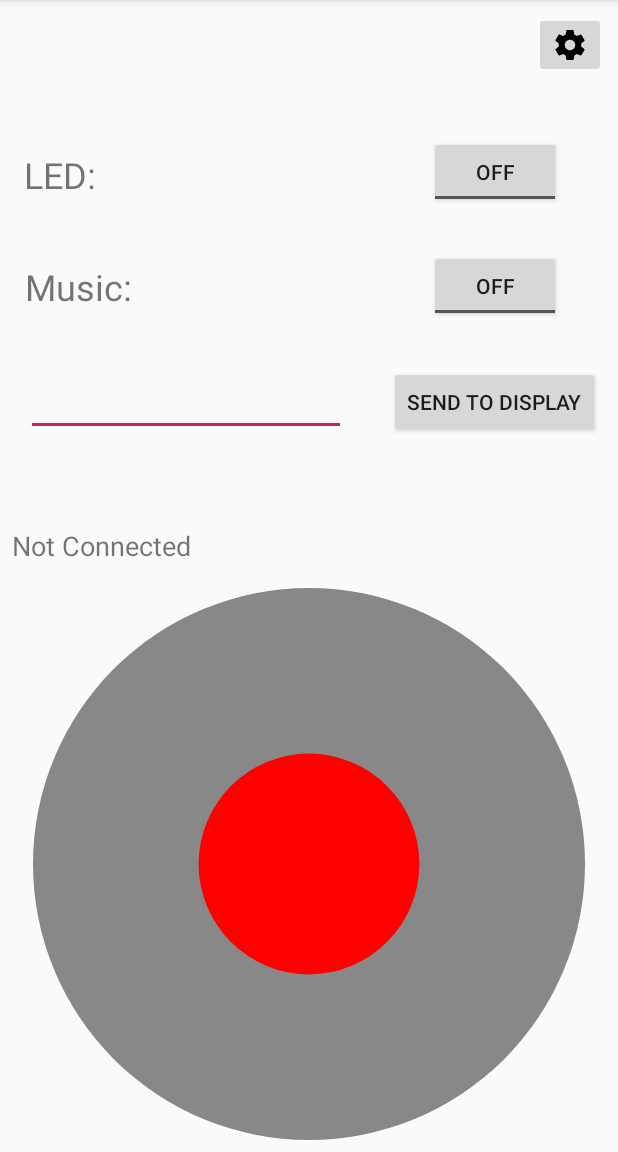
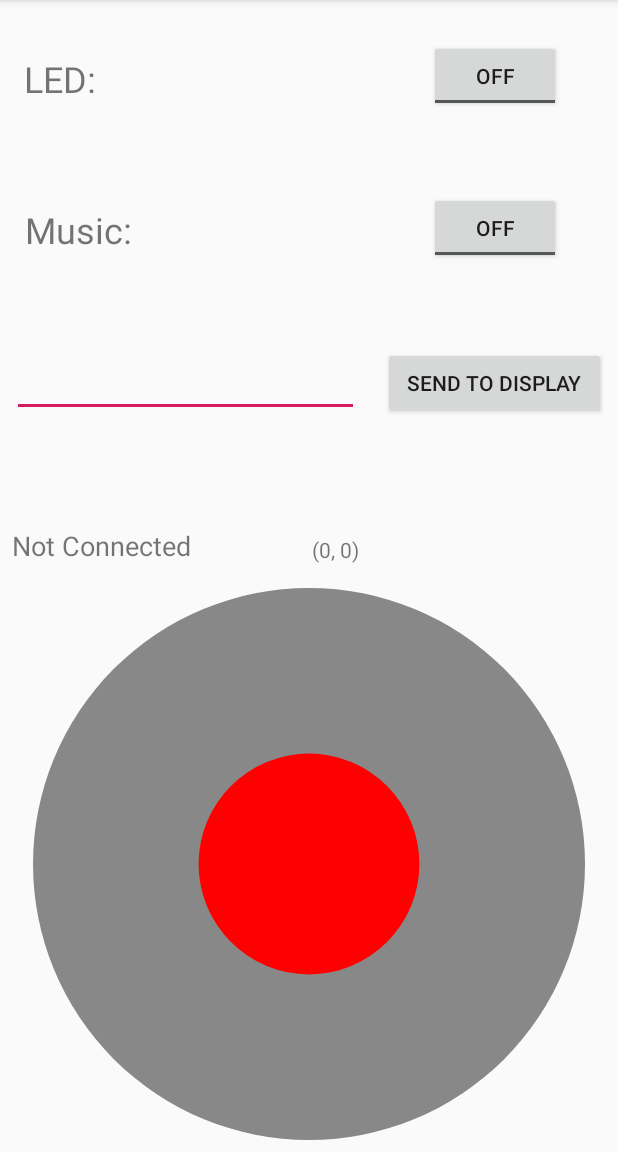
Before and after one commit to unitbvcv/bt_car_remote_android_app, an Android app: the screen it shows after launch (MainActivity), on a phone screen of 412 x 824 dp, the part 84-1236 px from its top. Run offline under Robolectric (Android 15) with nearby library versions, the phone set to English and light mode, and no system bars.

Commit message:
Improved UI design and added placeholders for settings dialogs.

```diff
--- /dev/null
+++ b/app/src/main/java/com/unitbvcv/btcarremote/BTSettingsDialog.kt
@@ -0,0 +1,16 @@
+package com.unitbvcv.btcarremote
+
+import android.app.AlertDialog
+
+class BTSettingsDialog(activity: MainActivity) {
+
+    private val builder: AlertDialog.Builder = activity.let { AlertDialog.Builder(it) }.apply {
+        setTitle("Bluetooth Settings")
+        setMessage("TODO")
+    }
+
+    fun show() {
+        builder.create().show()
+    }
+
+}
--- /dev/null
+++ b/app/src/main/java/com/unitbvcv/btcarremote/ConnectDialog.kt
@@ -0,0 +1,16 @@
+package com.unitbvcv.btcarremote
+
+import android.app.AlertDialog
+
+class ConnectDialog(activity: MainActivity) {
+
+    private val builder: AlertDialog.Builder = activity.let { AlertDialog.Builder(it) }.apply {
+        setTitle("Select device to connect to:")
+        setMessage("TODO")
+    }
+
+    fun show() {
+        builder.create().show()
+    }
+
+}
--- a/app/src/main/java/com/unitbvcv/btcarremote/MainActivity.kt
+++ b/app/src/main/java/com/unitbvcv/btcarremote/MainActivity.kt
@@ -41,6 +41,11 @@ class MainActivity : AppCompatActivity() {
         // Handle item selection
         return when (item.itemId) {
             R.id.connectAction -> {
+                ConnectDialog(this).show()
+                true
+            }
+            R.id.bluetoothSettingsAction -> {
+                BTSettingsDialog(this).show()
                 true
             }
             R.id.aboutAction -> {
--- a/app/src/main/res/layout/activity_main_landscape.xml
+++ b/app/src/main/res/layout/activity_main_landscape.xml
@@ -26,36 +26,22 @@
             app:layout_constraintGuide_percent="0.15"
     />
 
-    <ImageButton
-            android:id="@+id/settingsButton"
-            app:srcCompat="@drawable/ic_settings_black_24dp"
-            android:layout_width="47dp"
-            android:layout_height="36dp"
-            app:layout_constraintTop_toTopOf="parent"
-            android:layout_marginTop="8dp"
-            android:layout_marginBottom="8dp"
-            android:layout_marginLeft="8dp"
-            android:layout_marginStart="8dp"
-            android:contentDescription="@string/settings"
-            app:layout_constraintStart_toStartOf="parent"
-            app:layout_constraintBottom_toTopOf="@+id/guidelinehoriz15"
-    />
-
     <TextView
             android:id="@+id/textViewConnected"
             android:text="@string/not_connected"
             android:textSize="18sp"
             android:layout_width="wrap_content"
             android:layout_height="wrap_content"
-            android:layout_marginEnd="8dp"
-            android:layout_marginRight="8dp"
+            android:layout_marginStart="8dp"
+            android:layout_marginLeft="8dp"
             android:layout_marginBottom="8dp"
+            app:layout_constraintStart_toStartOf="parent"
             app:layout_constraintBottom_toTopOf="@+id/guidelinehoriz15"
-            app:layout_constraintEnd_toStartOf="@+id/textViewTouchCoord"
     />
 
     <TextView
             android:id="@+id/textViewTouchCoord"
+            android:text="@string/_0_0"
             android:layout_width="wrap_content"
             android:layout_height="wrap_content"
             android:layout_marginEnd="8dp"
@@ -88,7 +74,6 @@
             android:name="com.unitbvcv.btcarremote.ButtonsFragment"
             android:layout_width="0dp"
             android:layout_height="0dp"
-            android:layout_marginTop="8dp"
             android:layout_marginBottom="8dp"
             android:layout_marginEnd="8dp"
             android:layout_marginRight="8dp"
--- a/app/src/main/res/layout/activity_main_portrait.xml
+++ b/app/src/main/res/layout/activity_main_portrait.xml
@@ -6,16 +6,6 @@
         android:layout_width="match_parent"
         android:layout_height="match_parent"
         tools:context=".MainActivity">
-
-    <android.support.constraint.Guideline
-            android:id="@+id/guidelinehoriz10"
-            android:layout_width="wrap_content"
-            android:layout_height="wrap_content"
-            android:orientation="horizontal"
-            app:layout_constraintStart_toStartOf="parent"
-            app:layout_constraintEnd_toEndOf="parent"
-            app:layout_constraintGuide_percent="0.1"
-    />
 
     <android.support.constraint.Guideline
         android:id="@+id/guidelinehoriz40"
@@ -47,25 +37,12 @@
             app:layout_constraintGuide_percent="0.6"
     />
 
-    <ImageButton
-            android:id="@+id/settingsButton"
-            app:srcCompat="@drawable/ic_settings_black_24dp"
-            android:layout_width="wrap_content"
-            android:layout_height="wrap_content"
-            app:layout_constraintTop_toTopOf="parent"
-            app:layout_constraintEnd_toEndOf="parent"
-            android:layout_marginTop="8dp"
-            android:layout_marginEnd="8dp"
-            android:layout_marginRight="8dp"
-            android:contentDescription="@string/settings"
-    />
-
     <fragment
             android:id="@+id/fragmentButtons"
             android:name="com.unitbvcv.btcarremote.ButtonsFragment"
             android:layout_width="0dp"
             android:layout_height="0dp"
-            app:layout_constraintTop_toTopOf="@+id/guidelinehoriz10"
+            app:layout_constraintTop_toTopOf="parent"
             app:layout_constraintBottom_toTopOf="@+id/guidelinehoriz40"
             app:layout_constraintStart_toStartOf="parent"
             app:layout_constraintEnd_toEndOf="parent"
@@ -77,15 +54,16 @@
             android:textSize="18sp"
             android:layout_width="wrap_content"
             android:layout_height="wrap_content"
+            android:layout_marginStart="8dp"
+            android:layout_marginLeft="8dp"
+            android:layout_marginBottom="8dp"
             app:layout_constraintStart_toStartOf="parent"
-            android:layout_marginLeft="8dp"
-            android:layout_marginStart="8dp"
-            android:layout_marginBottom="8dp"
             app:layout_constraintBottom_toTopOf="@+id/guidelinehoriz50"
     />
 
     <TextView
             android:id="@+id/textViewTouchCoord"
+            android:text="@string/_0_0"
             android:layout_width="wrap_content"
             android:layout_height="wrap_content"
             android:layout_marginEnd="8dp"
--- a/app/src/main/res/layout/buttons_fragment.xml
+++ b/app/src/main/res/layout/buttons_fragment.xml
@@ -23,6 +23,7 @@
                 app:layout_constraintEnd_toEndOf="parent"
                 app:layout_constraintGuide_percent="0.33"
         />
+
         <android.support.constraint.Guideline
                 android:id="@+id/guidelinehoriz30"
                 android:layout_width="wrap_content"
@@ -32,6 +33,7 @@
                 app:layout_constraintEnd_toEndOf="parent"
                 app:layout_constraintGuide_percent="0.66"
         />
+
         <android.support.constraint.Guideline
                 android:id="@+id/guidelinevertical60"
                 android:layout_width="wrap_content"
@@ -42,75 +44,112 @@
                 app:layout_constraintGuide_percent="0.6"
         />
 
+        <TextView
+                android:id="@+id/textViewLed"
+                android:text="@string/led"
+                android:textSize="24sp"
+                android:layout_width="104dp"
+                android:layout_height="29dp"
+                android:layout_marginTop="8dp"
+                android:layout_marginBottom="8dp"
+                android:layout_marginStart="16dp"
+                android:layout_marginLeft="16dp"
+                android:layout_marginEnd="8dp"
+                android:layout_marginRight="8dp"
+                app:layout_constraintTop_toTopOf="parent"
+                app:layout_constraintStart_toStartOf="parent"
+                app:layout_constraintEnd_toStartOf="@+id/guidelinevertical60"
+                app:layout_constraintBottom_toTopOf="@+id/guidelinehoriz20"
+                app:layout_constraintHorizontal_bias="0.0"
+        />
+
         <ToggleButton
+                android:id="@+id/toggleLedButton"
                 android:layout_width="wrap_content"
                 android:layout_height="wrap_content"
-                android:id="@+id/toggleLedButton"
+                android:layout_marginTop="8dp"
+                android:layout_marginBottom="8dp"
+                android:layout_marginLeft="8dp"
+                android:layout_marginStart="8dp"
+                android:layout_marginEnd="8dp"
+                android:layout_marginRight="8dp"
+                app:layout_constraintTop_toTopOf="parent"
                 app:layout_constraintStart_toStartOf="@+id/guidelinevertical60"
-                android:layout_marginLeft="8dp" android:layout_marginStart="8dp" android:layout_marginBottom="8dp"
-                app:layout_constraintBottom_toTopOf="@+id/guidelinehoriz20" app:layout_constraintEnd_toEndOf="parent"
-                android:layout_marginEnd="8dp" android:layout_marginRight="8dp" android:layout_marginTop="8dp"
-                app:layout_constraintTop_toTopOf="parent"/>
+                app:layout_constraintEnd_toEndOf="parent"
+                app:layout_constraintBottom_toTopOf="@+id/guidelinehoriz20"
+        />
+
         <TextView
-                android:text="@string/led"
-                android:layout_width="104dp"
-                android:layout_height="29dp"
-                android:id="@+id/textViewLed"
+                android:id="@+id/textViewMusic"
+                android:text="@string/music"
                 android:textSize="24sp"
-                android:layout_marginStart="16dp" app:layout_constraintStart_toStartOf="parent"
-                android:layout_marginLeft="16dp" android:layout_marginBottom="8dp"
-                app:layout_constraintBottom_toTopOf="@+id/guidelinehoriz20" android:layout_marginEnd="8dp"
-                app:layout_constraintEnd_toStartOf="@+id/guidelinevertical60" android:layout_marginRight="8dp"
-                app:layout_constraintHorizontal_bias="0.0" android:layout_marginTop="8dp"
-                app:layout_constraintTop_toTopOf="parent"/>
-    <TextView
-            android:text="@string/music"
                 android:layout_width="129dp"
                 android:layout_height="wrap_content"
-            android:id="@+id/textViewMusic"
-            android:textSize="24sp"
                 android:layout_marginTop="8dp"
-            app:layout_constraintTop_toTopOf="@+id/guidelinehoriz20" android:layout_marginStart="16dp"
-            app:layout_constraintStart_toStartOf="parent" android:layout_marginLeft="16dp"
-            android:layout_marginBottom="8dp" app:layout_constraintBottom_toTopOf="@+id/guidelinehoriz30"
-            app:layout_constraintVertical_bias="0.52" android:layout_marginEnd="8dp"
-            app:layout_constraintEnd_toStartOf="@+id/guidelinevertical60" android:layout_marginRight="8dp"
-            app:layout_constraintHorizontal_bias="0.01"/>
+                android:layout_marginBottom="8dp"
+                android:layout_marginStart="16dp"
+                android:layout_marginLeft="16dp"
+                android:layout_marginRight="8dp"
+                android:layout_marginEnd="8dp"
+                app:layout_constraintTop_toTopOf="@+id/guidelinehoriz20"
+                app:layout_constraintStart_toStartOf="parent"
+                app:layout_constraintEnd_toStartOf="@+id/guidelinevertical60"
+                app:layout_constraintBottom_toTopOf="@+id/guidelinehoriz30"
+                app:layout_constraintHorizontal_bias="0.01"
+                app:layout_constraintVertical_bias="0.52"
+        />
+
         <ToggleButton
+                android:id="@+id/toggleMusicButton"
                 android:layout_width="wrap_content"
                 android:layout_height="wrap_content"
-            android:id="@+id/toggleMusicButton"
                 android:layout_marginTop="8dp"
+                android:layout_marginBottom="8dp"
+                android:layout_marginStart="8dp"
+                android:layout_marginLeft="8dp"
+                android:layout_marginEnd="8dp"
+                android:layout_marginRight="8dp"
                 app:layout_constraintTop_toTopOf="@+id/guidelinehoriz20"
                 app:layout_constraintStart_toStartOf="@+id/guidelinevertical60"
-            android:layout_marginLeft="8dp" android:layout_marginStart="8dp" app:layout_constraintEnd_toEndOf="parent"
-            android:layout_marginEnd="8dp" android:layout_marginRight="8dp" android:layout_marginBottom="8dp"
-            app:layout_constraintBottom_toTopOf="@+id/guidelinehoriz30"/>
+                app:layout_constraintEnd_toEndOf="parent"
+                app:layout_constraintBottom_toTopOf="@+id/guidelinehoriz30"
+        />
+
         <EditText
-                android:layout_width="wrap_content"
-                android:layout_height="wrap_content"
+                android:id="@+id/editTextDisplay"
                 android:inputType="textPersonName"
                 android:ems="10"
-                android:id="@+id/editTextDisplay"
+                android:layout_width="0dp"
+                android:layout_height="wrap_content"
                 android:layout_marginTop="8dp"
-                app:layout_constraintTop_toTopOf="@+id/guidelinehoriz30" android:layout_marginBottom="8dp"
+                android:layout_marginBottom="8dp"
+                android:layout_marginStart="8dp"
+                android:layout_marginLeft="8dp"
                 android:layout_marginEnd="8dp"
-                app:layout_constraintEnd_toStartOf="@+id/guidelinevertical60" android:layout_marginRight="8dp"
-                android:layout_marginStart="8dp" app:layout_constraintStart_toStartOf="parent"
+                android:layout_marginRight="8dp"
+                app:layout_constraintTop_toTopOf="@+id/guidelinehoriz30"
+                app:layout_constraintStart_toStartOf="parent"
+                app:layout_constraintEnd_toStartOf="@+id/guidelinevertical60"
+                app:layout_constraintBottom_toBottomOf="parent"
+        />
+
+        <Button
+                android:id="@+id/buttonSendToDisplay"
+                android:text="@string/send_to_display"
+                android:layout_width="0dp"
+                android:layout_height="wrap_content"
+                android:layout_marginTop="8dp"
+                android:layout_marginBottom="8dp"
+                android:layout_marginStart="8dp"
                 android:layout_marginLeft="8dp"
-                app:layout_constraintBottom_toBottomOf="parent"/>
-        <Button
-                android:text="@string/send_to_display"
-                android:layout_width="wrap_content"
-                android:layout_height="wrap_content"
-                android:id="@+id/buttonSendToDisplay"
-                android:layout_marginTop="8dp"
+                android:layout_marginEnd="8dp"
+                android:layout_marginRight="8dp"
                 app:layout_constraintTop_toTopOf="@+id/guidelinehoriz30"
+                app:layout_constraintStart_toStartOf="@+id/guidelinevertical60"
                 app:layout_constraintEnd_toEndOf="parent"
-                android:layout_marginEnd="8dp" android:layout_marginRight="8dp"
-                app:layout_constraintStart_toStartOf="@+id/guidelinevertical60" android:layout_marginLeft="8dp"
-                android:layout_marginStart="8dp" android:layout_marginBottom="8dp"
-                app:layout_constraintBottom_toBottomOf="parent"/>
+                app:layout_constraintBottom_toBottomOf="parent"
+        />
 
     </android.support.constraint.ConstraintLayout>
+
 </FrameLayout>
--- a/app/src/main/res/menu/menu.xml
+++ b/app/src/main/res/menu/menu.xml
@@ -2,22 +2,28 @@
 <menu xmlns:android="http://schemas.android.com/apk/res/android"
       xmlns:app="http://schemas.android.com/apk/res-auto">
 
-    <item
-            android:id="@+id/threeDots"
-            android:title=""
-            android:orderInCategory="101"
-            app:showAsAction="always"
-            android:icon="@drawable/ic_more_vert_black_24dp" >
+    <item android:id="@+id/threeDots"
+          android:title=""
+          android:orderInCategory="101"
+          app:showAsAction="always"
+          android:icon="@drawable/ic_more_vert_black_24dp">
 
         <menu>
 
             <item android:id="@+id/connectAction"
+                  android:title="@string/connect_to_device"
                   app:showAsAction="ifRoom"
-                  android:title="@string/connect_to_device" />
+            />
+
+            <item android:id="@+id/bluetoothSettingsAction"
+                  android:title="@string/bluetooth_settings"
+                  app:showAsAction="ifRoom"
+            />
 
             <item android:id="@+id/aboutAction"
+                  android:title="@string/about"
                   app:showAsAction="ifRoom"
-                  android:title="@string/about" />
+            />
 
         </menu>
 
--- a/app/src/main/res/values/strings.xml
+++ b/app/src/main/res/values/strings.xml
@@ -8,4 +8,6 @@
     <string name="connected">Connected</string>
     <string name="connect_to_device">Connect to device</string>
     <string name="about">About</string>
+    <string name="bluetooth_settings">Bluetooth Settings</string>
+    <string name="_0_0">(0, 0)</string>
 </resources>
```
Lines whose indentation alone changed are shown as unchanged.
